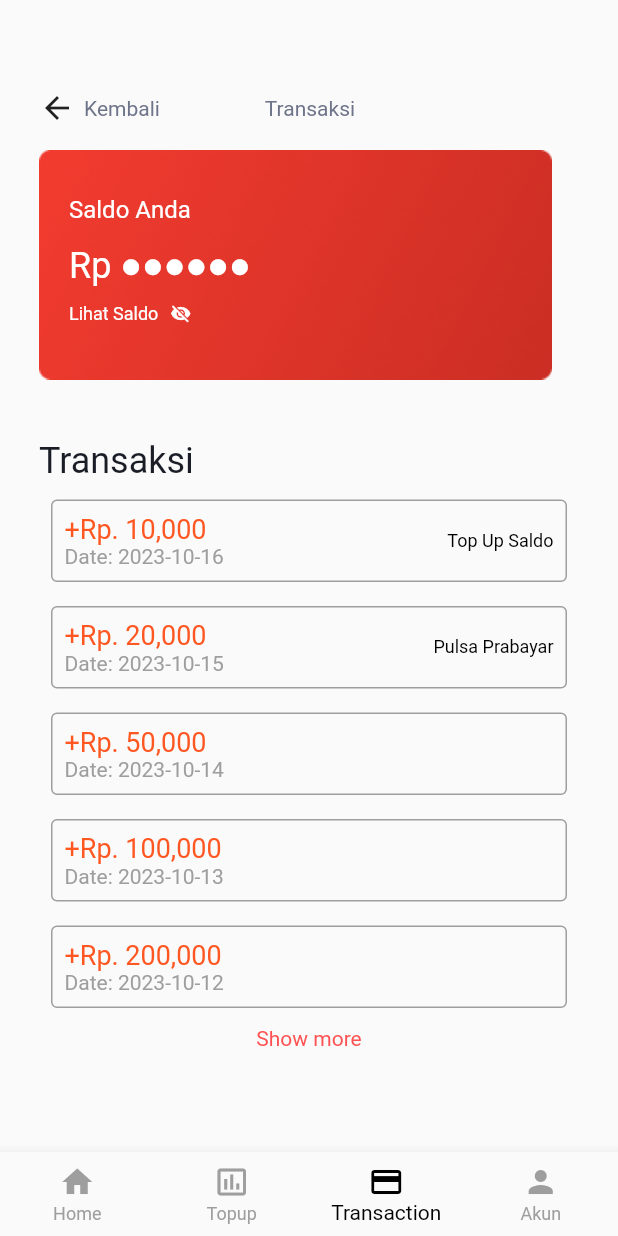
After one commit to dadahtaufikpermana/sims_ppob_dadah_taufik_p, a Flutter app: the TransactionScreen screen opened by its route, on a phone screen of 412 x 824 dp. The commit adds this screen. Run offline on Flutter 3.47's test engine with Material 2 defaults, Android fonts, the phone set to English and light mode, and no system bars; our stand-ins replace flash, hexcolor, shared_preferences; missing offline and left inert: inspection; accounts and stored records are empty; project files that could hold a hidden picture were left out.

Commit message:
Feature : slicing transaction

```diff
--- a/lib/routes/register_routes.dart
+++ b/lib/routes/register_routes.dart
@@ -3,6 +3,7 @@ import 'package:sims_ppob_dadah_taufik_p/routes/routes.dart';
 import 'package:sims_ppob_dadah_taufik_p/screens/home/home_screen.dart';
 import 'package:sims_ppob_dadah_taufik_p/screens/registration/registration_screen.dart';
 import 'package:sims_ppob_dadah_taufik_p/screens/topup_screen/topup_screen.dart';
+import 'package:sims_ppob_dadah_taufik_p/screens/transaction_screen/transaction_screen.dart';
 
 import '../screens/login/login_screen.dart';
 
@@ -10,5 +11,6 @@ Map<String, WidgetBuilder> routesApp = {
   Routes.loginScreen: (_) => const LoginScreen(),
   Routes.registrationScreen: (_) => const RegisterScreen(),
   Routes.homeScreen: (_) => const HomeScreen(),
-  Routes.topupScreen: (_) => const TopupScreen()
+  Routes.topupScreen: (_) => const TopupScreen(),
+  Routes.transactionScreen: (_) => const TransactionScreen()
 };
--- a/lib/routes/routes.dart
+++ b/lib/routes/routes.dart
@@ -3,4 +3,5 @@ class Routes {
   static const registrationScreen = "registration_screen";
   static const homeScreen = "home_screen";
   static const topupScreen = "topup_screen";
+  static const transactionScreen = "transaction_screen";
 }
--- /dev/null
+++ b/lib/screens/transaction_screen/transaction_content.dart
@@ -0,0 +1,118 @@
+import 'package:flutter/material.dart';
+import 'package:provider/provider.dart';
+import 'package:sims_ppob_dadah_taufik_p/extensions/context_extensions.dart';
+import 'package:sims_ppob_dadah_taufik_p/screens/home/widget/balance_widget.dart';
+import 'package:sims_ppob_dadah_taufik_p/screens/topup_screen/widget/list_item_section_topup.dart';
+import 'package:sims_ppob_dadah_taufik_p/screens/topup_screen/widget/nominal_widget.dart';
+import 'package:sims_ppob_dadah_taufik_p/screens/transaction_screen/widget/list_transaction_item.dart';
+
+import '../../../utils/provider/prefference_setting_provider.dart';
+import '../../../utils/style.dart';
+import '../../data/api/api_service.dart';
+import '../../utils/provider/user_profile_manager.dart';
+import '../../widget/button_widget.dart';
+
+class TransactionContent extends StatefulWidget {
+  const TransactionContent({Key? key}) : super(key: key);
+
+  @override
+  State<TransactionContent> createState() => _TransactionContentState();
+}
+
+class _TransactionContentState extends State<TransactionContent> {
+  late UserProfileManager userProfileManager;
+
+  @override
+  void initState() {
+    super.initState();
+    userProfileManager = UserProfileManager(context);
+  }
+
+  @override
+  void dispose() {
+    super.dispose();
+  }
+
+
+  @override
+  Widget build(BuildContext context) {
+    ThemeData theme = context.theme;
+
+    return Consumer<PreferenceSettingsProvider>(
+      builder: (context, preferenceSettingsProvider, _) {
+        return Column(
+          crossAxisAlignment: CrossAxisAlignment.start,
+          mainAxisAlignment: MainAxisAlignment.start,
+          children: [
+            const SizedBox(height: 60.0),
+            Padding(
+              padding: const EdgeInsets.symmetric(horizontal: 26.0),
+              child: Column(
+                crossAxisAlignment: CrossAxisAlignment.start,
+                mainAxisAlignment: MainAxisAlignment.start,
+                children: [
+                  Row(
+                    children: [
+                      GestureDetector(
+                        onTap: () {
+                          Navigator.pop(context);
+                        },
+                        child: Icon(Icons.arrow_back),
+                      ),
+                      Padding(
+                        padding: const EdgeInsets.only(left: 6.0),
+                        child: Text(
+                          'Kembali',
+                          style: theme.textTheme.headline4!.copyWith(
+                            fontSize: 14,
+                            color: blackColor20,
+                          ),
+                        ),
+                      ),
+                      Padding(
+                        padding: const EdgeInsets.only(left: 70.0),
+                        child: Text(
+                          'Transaksi',
+                          style: theme.textTheme.headline4!.copyWith(
+                            fontSize: 14,
+                            color: blackColor20,
+                          ),
+                        ),
+                      ),
+                    ],
+                  ),
+                  const SizedBox(height: 16.0),
+                  BalanceWidget(),
+                  const SizedBox(height: 40.0),
+                  Text(
+                    'Transaksi',
+                    style: theme.textTheme.headline4!.copyWith(
+                      fontSize: 24,
+                      color: blackColor,
+                    ),
+                    textAlign: TextAlign.center,
+                  ),
+                  const SizedBox(height: 4.0),
+                  TransactionList(),
+                  const SizedBox(height: 4.0),
+                  Container(
+                    alignment: Alignment.center,
+                    child: Text(
+                      'Show more',
+                      style: theme.textTheme.headline4!.copyWith(
+                        fontSize: 14,
+                        color: Colors.redAccent,
+                        decorationThickness: 2
+                      ),
+                    ),
+                  ),
+
+                ],
+              ),
+            ),
+          ],
+        );
+      },
+    );
+  }
+}
--- /dev/null
+++ b/lib/screens/transaction_screen/transaction_screen.dart
@@ -0,0 +1,36 @@
+import 'package:flutter/material.dart';
+import 'package:sims_ppob_dadah_taufik_p/screens/topup_screen/topup_content.dart';
+import 'package:sims_ppob_dadah_taufik_p/screens/topup_screen/widget/item_section_topup.dart';
+import 'package:sims_ppob_dadah_taufik_p/screens/transaction_screen/transaction_content.dart';
+
+import '../../widget/custom_navigation_bar.dart';
+
+class TransactionScreen extends StatefulWidget {
+  const TransactionScreen({Key? key}) : super(key: key);
+
+  @override
+  _TopupScreenState createState() => _TopupScreenState();
+}
+
+class _TopupScreenState extends State<TransactionScreen> {
+  int _currentIndex = 2;
+
+  void _onItemTapped(int index) {
+    setState(() {
+      _currentIndex = index;
+    });
+  }
+
+
+  @override
+  Widget build(BuildContext context) {
+    return Scaffold(
+      body: SingleChildScrollView(child: TransactionContent()),
+      bottomNavigationBar: CustomBottomNavigationBar(
+        onTabSelected: _onItemTapped,
+        currentIndex: _currentIndex,
+        context: context,
+      ),
+    );
+  }
+}
--- /dev/null
+++ b/lib/screens/transaction_screen/widget/list_transaction_item.dart
@@ -0,0 +1,28 @@
+import 'package:flutter/cupertino.dart';
+import 'package:sims_ppob_dadah_taufik_p/screens/transaction_screen/widget/transaction_item.dart';
+
+class TransactionList extends StatefulWidget {
+  const TransactionList({Key? key}) : super(key: key);
+
+  @override
+  State<TransactionList> createState() => _TransactionListState();
+}
+
+class _TransactionListState extends State<TransactionList> {
+  List<TransactionItem> transactions = [
+    TransactionItem(amount: '10,000', date: '2023-10-16', status: 'Top Up Saldo',),
+    TransactionItem(amount: '20,000', date: '2023-10-15', status: 'Pulsa Prabayar',),
+    TransactionItem(amount: '50,000', date: '2023-10-14', status: '',),
+    TransactionItem(amount: '100,000', date: '2023-10-13', status: '',),
+    TransactionItem(amount: '200,000', date: '2023-10-12', status: '',),
+  ];
+
+  @override
+  Widget build(BuildContext context) {
+    return ListView(
+      shrinkWrap: true,
+      physics: AlwaysScrollableScrollPhysics(),
+      children: transactions,
+    );
+  }
+}
--- /dev/null
+++ b/lib/screens/transaction_screen/widget/transaction_item.dart
@@ -0,0 +1,52 @@
+import 'package:flutter/material.dart';
+
+class TransactionItem extends StatelessWidget {
+  final String amount;
+  final String date;
+  final String status;
+
+  TransactionItem({required this.amount, required this.date, required this.status});
+
+  @override
+  Widget build(BuildContext context) {
+    return Container(
+      decoration: BoxDecoration(
+        border: Border.all(color: Colors.grey),
+        borderRadius: BorderRadius.circular(4.0),
+      ),
+      padding: EdgeInsets.all(8.0),
+      margin: EdgeInsets.all(8.0),
+      child: Row(
+        mainAxisAlignment: MainAxisAlignment.spaceBetween,
+        children: [
+          Column(
+            crossAxisAlignment: CrossAxisAlignment.start,
+            children: [
+              Text(
+                '+Rp. $amount',
+                style: TextStyle(
+                  fontSize: 18,
+                  color: Colors.deepOrange,
+                ),
+              ),
+              Text(
+                'Date: $date',
+                style: TextStyle(
+                  fontSize: 14,
+                  color: Colors.grey,
+                ),
+              ),
+            ],
+          ),
+          Text(
+            status,
+            style: TextStyle(
+              fontSize: 12,
+              color: Colors.black,
+            ),
+          ),
+        ],
+      ),
+    );
+  }
+}
--- a/lib/widget/custom_navigation_bar.dart
+++ b/lib/widget/custom_navigation_bar.dart
@@ -32,6 +32,10 @@ class _CustomBottomNavigationBarState extends State<CustomBottomNavigationBar> {
           Routes.topupScreen,
         );
       } else if (index == 2) {
+        Navigator.pushNamed(
+          widget.context,
+          Routes.transactionScreen,
+        );
       } else if (index == 3) {
       } else {
         setState(() {
```
